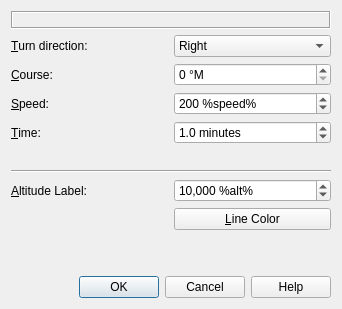
Old version of the form src/gui/holddialog.ui in the repository albar965/littlenavmap.
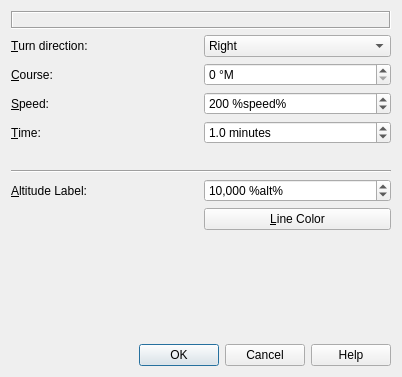
New version of the form.

```diff
--- a/src/gui/holddialog.ui
+++ b/src/gui/holddialog.ui
@@ -6,8 +6,8 @@
    <rect>
     <x>0</x>
     <y>0</y>
-    <width>342</width>
-    <height>309</height>
+    <width>402</width>
+    <height>377</height>
    </rect>
   </property>
   <property name="windowTitle">
```
